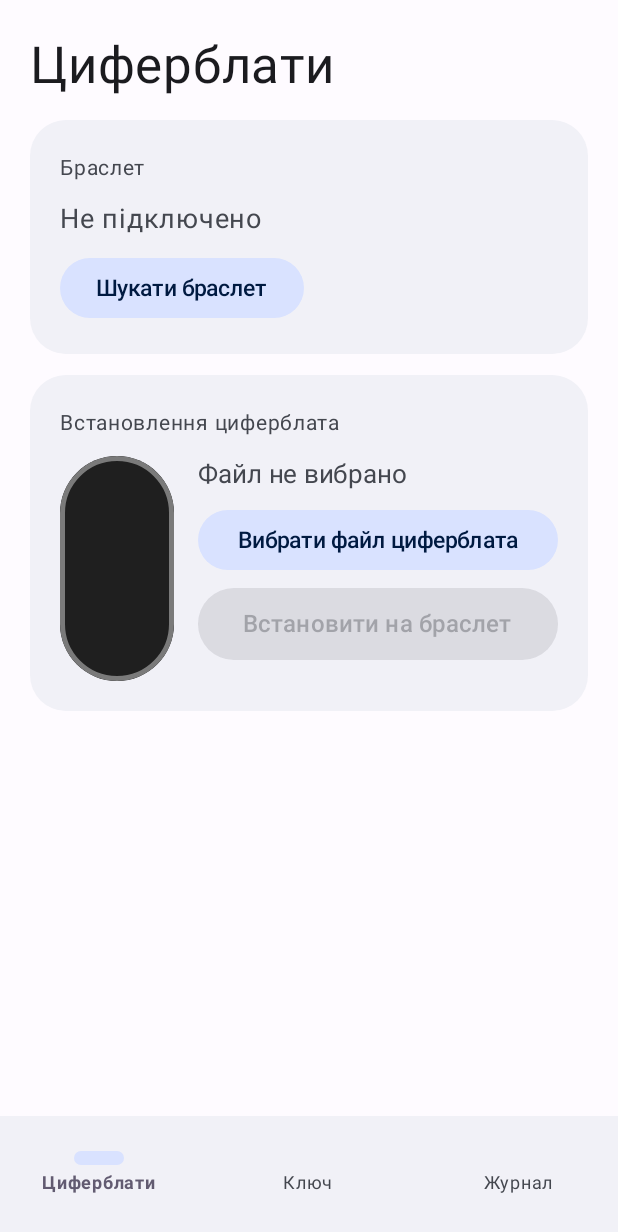
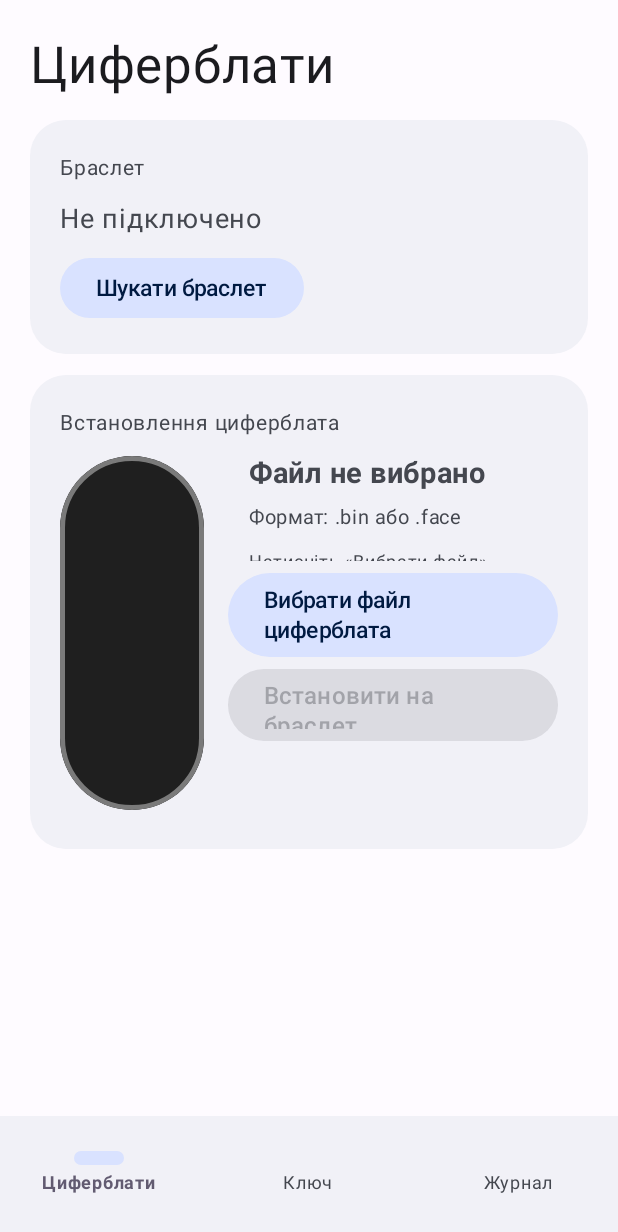
Before and after one commit to hunt2121/iosmiface, an Android app built with Jetpack Compose: the screen it shows after launch (MainActivity), on a phone screen of 412 x 824 dp. Shown: the top 1232 px of the screen. Run offline under Robolectric (Android 15) with nearby library versions, the phone set to English and light mode, and no system bars.

Commit message:
Android: розкладка картки встановлення як в iOS (ID, прогрес під кнопками)
Co-Authored-By: Claude Sonnet 5.5 <noreply@anthropic.com>
Claude-Session: https://claude.ai/code/session_01WysSwiNnPXkBgFifEqasra

```diff
--- a/android/app/src/main/kotlin/com/bandface/app/MainActivity.kt
+++ b/android/app/src/main/kotlin/com/bandface/app/MainActivity.kt
@@ -201,31 +201,38 @@ fun FacesTab(vm: MainViewModel) {
         SectionCard(stringResource(R.string.install_card)) {
             Row(horizontalArrangement = Arrangement.spacedBy(16.dp)) {
                 Box(
-                    Modifier.width(76.dp).height(150.dp).clip(RoundedCornerShape(38.dp))
-                        .background(Color(0xFF1F1F1F)).border(BorderStroke(3.dp, Color(0xFF7A7A7A)), RoundedCornerShape(38.dp)),
+                    Modifier.width(96.dp).height(236.dp).clip(RoundedCornerShape(48.dp))
+                        .background(Color(0xFF1F1F1F)).border(BorderStroke(3.dp, Color(0xFF7A7A7A)), RoundedCornerShape(48.dp)),
                     contentAlignment = Alignment.Center,
                 ) {
                     val bmp = vm.preview
                     if (bmp != null) Image(bmp.asImageBitmap(), null, Modifier.fillMaxSize(), contentScale = ContentScale.Crop)
                 }
                 Column(Modifier.weight(1f), verticalArrangement = Arrangement.spacedBy(8.dp)) {
-                    Text(vm.faceName ?: stringResource(R.string.no_face), fontSize = 17.sp)
-                    if (vm.face != null) Text(stringResource(R.string.face_label, vm.faceInfo), fontSize = 13.sp, color = MaterialTheme.colorScheme.onSurfaceVariant)
+                    Column(Modifier.height(70.dp).padding(horizontal = 14.dp), verticalArrangement = Arrangement.spacedBy(5.dp)) {
+                        Text(vm.faceName ?: stringResource(R.string.no_face), fontSize = 19.sp, fontWeight = FontWeight.Bold, maxLines = 1)
+                        Text(if (vm.face != null) vm.faceInfo else stringResource(R.string.format_hint), fontSize = 13.sp, color = MaterialTheme.colorScheme.onSurfaceVariant, maxLines = 1)
+                        Text(if (vm.face != null) (vm.fileName ?: " ") else stringResource(R.string.pick_hint), fontSize = 12.sp, color = MaterialTheme.colorScheme.onSurfaceVariant, maxLines = 1)
+                    }
                     Tonal(stringResource(if (vm.face == null) R.string.pick_face else R.string.pick_other), enabled = !vm.busy, modifier = Modifier.fillMaxWidth()) {
                         picker.launch(arrayOf("*/*"))
                     }
                     Primary(stringResource(R.string.install_band), enabled = !vm.busy && vm.face != null, modifier = Modifier.fillMaxWidth()) { vm.install() }
+                    Box(Modifier.height(44.dp).padding(horizontal = 14.dp).padding(top = 8.dp)) {
+                        val p = vm.progress
+                        if (p != null) {
+                            Column(verticalArrangement = Arrangement.spacedBy(4.dp)) {
+                                LinearProgressIndicator(progress = { p }, modifier = Modifier.fillMaxWidth().height(10.dp), strokeCap = androidx.compose.ui.graphics.StrokeCap.Round)
+                                Row {
+                                    Text(vm.progressText, Modifier.weight(1f), fontSize = 12.sp, color = MaterialTheme.colorScheme.onSurfaceVariant, maxLines = 1)
+                                    Text("${(p * 100).toInt()}%", fontSize = 12.sp, color = MaterialTheme.colorScheme.onSurfaceVariant)
+                                }
+                            }
+                        } else vm.status?.let { Text(it, fontSize = 12.sp, color = Green, maxLines = 2) }
+                    }
                 }
             }
         }
-
-        vm.progress?.let { p ->
-            SectionCard("") {
-                Text(stringResource(R.string.transfer, (p * 100).toInt()), fontSize = 14.sp, color = MaterialTheme.colorScheme.onSurfaceVariant)
-                LinearProgressIndicator(progress = { p }, modifier = Modifier.fillMaxWidth())
-            }
-        }
-        vm.status?.let { Text(it, Modifier.padding(horizontal = 8.dp), color = MaterialTheme.colorScheme.onSurfaceVariant) }
         Spacer(Modifier.height(8.dp))
     }
 }
--- a/android/app/src/main/res/values/strings.xml
+++ b/android/app/src/main/res/values/strings.xml
@@ -46,4 +46,6 @@
     <string name="dev_mode">Режим розробника</string>
     <string name="copy">Копіювати</string>
     <string name="face_label">Циферблат · %1$s</string>
+    <string name="format_hint">Формат: .bin або .face</string>
+    <string name="pick_hint">Натисніть «Вибрати файл»</string>
 </resources>
```
Also changed, not shown: android/app/src/main/kotlin/com/bandface/app/MainViewModel.kt (+8 -2 lines), 2 other files.
